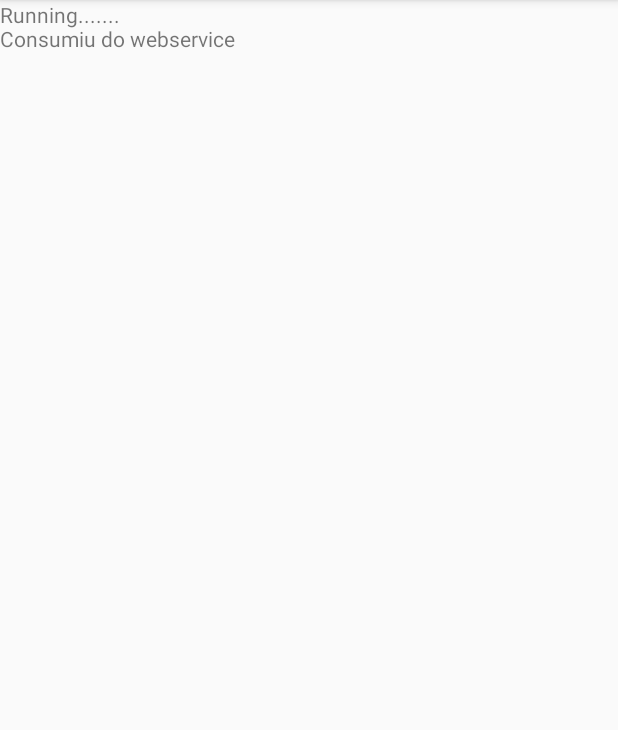
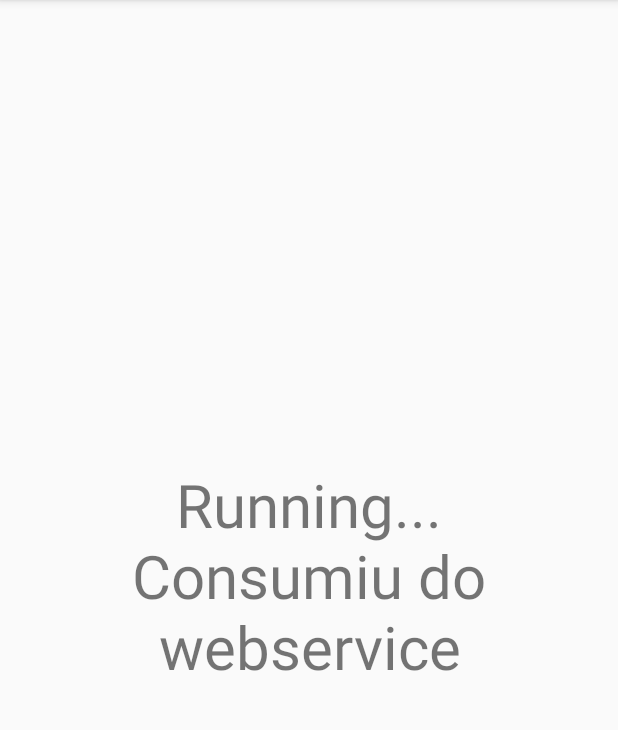
Before and after one commit to elizabetereis/Congress, an Android app: the SplashActivity screen opened directly, with no data from a screen before it, on a phone screen of 412 x 824 dp, the part 84-814 px from its top. Run offline under Robolectric (Android 15) with nearby library versions, the phone set to English and light mode, and no system bars; 1 statement that could not run was skipped.

Commit message:
Some improvements in texts and remove log messages

```diff
--- a/app/src/main/java/com/example/elizabete/congress/CongressValue.java
+++ b/app/src/main/java/com/example/elizabete/congress/CongressValue.java
@@ -16,8 +16,9 @@ public class CongressValue implements Serializable {
 
     @Override
     public String toString() {
-        return "None: " + mName + "\nData limite submisao: " +
-                mSubmissionDeadline + "\nData limite revisao: " + mReviewDeadline;
+        return mName +
+                "\nSubmission Deadline: " + mSubmissionDeadline +
+                "\nReview Deadline: " + mReviewDeadline;
     }
 
     public CongressValue(){
--- a/app/src/main/java/com/example/elizabete/congress/SplashActivity.java
+++ b/app/src/main/java/com/example/elizabete/congress/SplashActivity.java
@@ -35,14 +35,12 @@ public class SplashActivity extends Activity {
 
         setContentView(R.layout.activity_congress_splash);
         textView = (TextView) this.findViewById(R.id.textView2);
-        textView.setText("Running.......");
+        textView.setText("Running...");
         CongressDAO dao = new CongressDAO(SplashActivity.this);
         if(dao.getLista().size() ==0){
             new JSONParse().execute();
             textView.append("\nConsumiu do webservice");
-            Log.i("INFO","Consumiu do webservice");
         }else{
-            Log.i("JSON","Consumiu do SQLite");
             textView.append("\nConsumiu do SQLite");
         }
 
@@ -87,8 +85,6 @@ public class SplashActivity extends Activity {
             json = Json();
             dao.dropAll();
 
-            Log.i("Json", "json");
-
             try {
                 // Getting JSON Array
                 link = json;
@@ -104,8 +100,6 @@ public class SplashActivity extends Activity {
                     congressValue.setSubmissionDeadline(jObj.getString("submissionDeadline"));
 
                     dao.salvar(congressValue);
-                    Log.i("Salvar", congressValue.getName());
-
                     dao.close();
 
                 }
@@ -145,17 +139,10 @@ public class SplashActivity extends Activity {
             urlConn.setDoInput(true);
             // Starts the query
             urlConn.connect();
-            Log.i("Teste", "initializing json");
 
             InputStream inputStream = urlConn.getInputStream();
             resp = IOUtils.toString(inputStream);
-            Log.i("JsonString", resp);
             json = new JSONArray(resp);
-
-            Log.i("Teste", resp);
-
-            System.out.println("Check your device/emulator for notification or logcat for " +
-                    "confirmation of the receipt of the GCM message.");
 
             return json;
 
--- a/app/src/main/res/layout/activity_congress_splash.xml
+++ b/app/src/main/res/layout/activity_congress_splash.xml
@@ -7,7 +7,8 @@
     <TextView
         android:id="@+id/textView2"
         android:layout_width="match_parent"
-        android:layout_height="0dp"
-        android:layout_weight="0.19"
+        android:layout_height="match_parent"
+        android:textSize="40dp"
+        android:gravity="center"
         android:text="running" />
 </LinearLayout>
```
